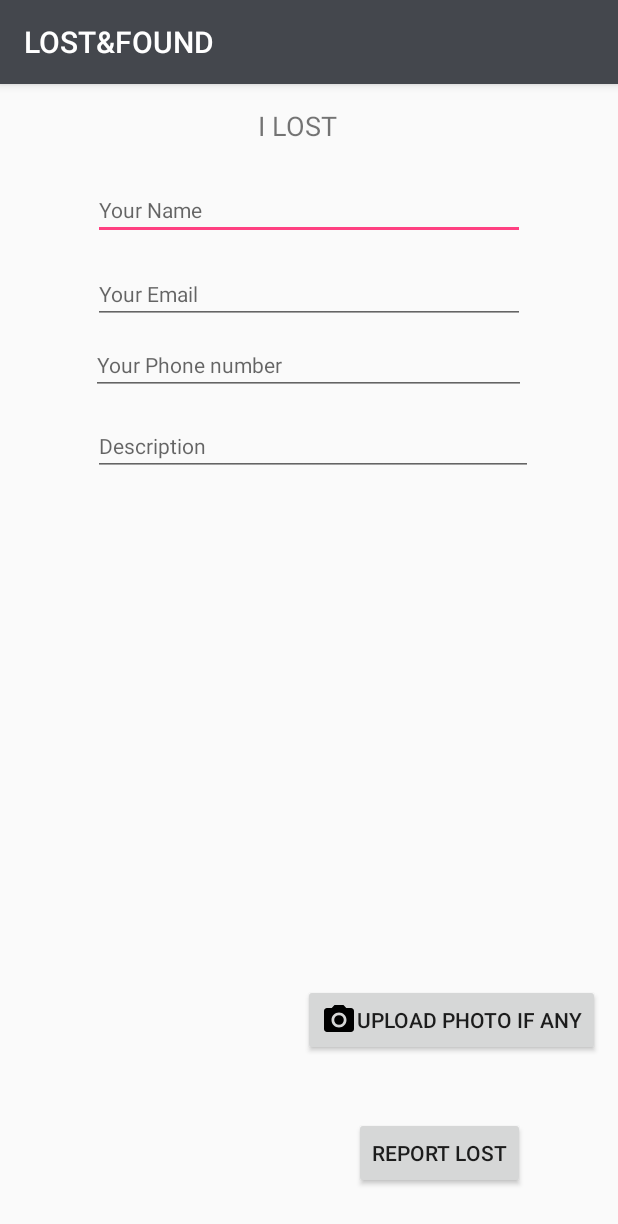
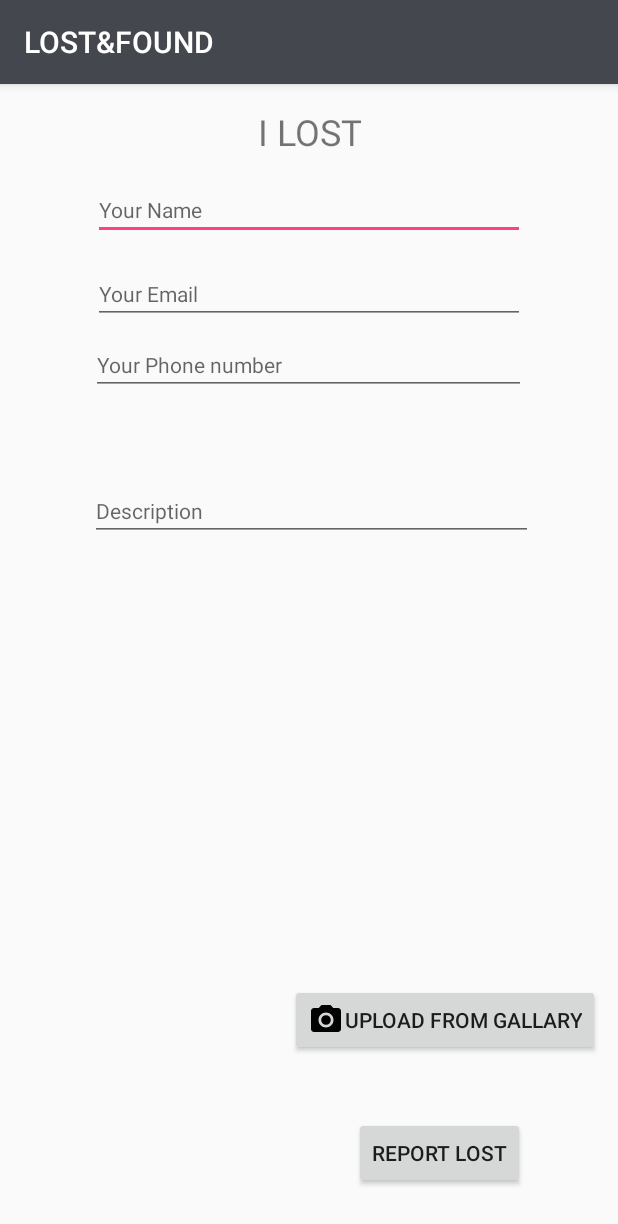
Before and after one commit to Kris-asante/LostAndFound, an Android app: the ILostActivity screen opened directly, with no data from a screen before it, on a phone screen of 412 x 824 dp. Shown: the top 1224 px of the screen. Run offline under Robolectric (Android 15) with nearby library versions, the phone set to English and light mode, and no system bars; our stand-ins replace Firebase (no records; nobody signed in at launch, a user with empty details on screens opened directly).

Commit message:
4th commit after adding home button activities and database

```diff
--- a/app/src/main/java/com/example/krisperezcyrus/lostfound/ILostActivity.java
+++ b/app/src/main/java/com/example/krisperezcyrus/lostfound/ILostActivity.java
@@ -1,13 +1,65 @@
 package com.example.krisperezcyrus.lostfound;
 
+import android.content.Intent;
 import android.support.v7.app.AppCompatActivity;
 import android.os.Bundle;
+import android.view.View;
+import android.view.View.OnClickListener;
+import android.widget.Button;
+import android.widget.EditText;
+import android.widget.TextView;
 
-public class ILostActivity extends AppCompatActivity {
+import com.google.firebase.database.DataSnapshot;
+import com.google.firebase.database.DatabaseError;
+import com.google.firebase.database.DatabaseReference;
+import com.google.firebase.database.FirebaseDatabase;
+import com.google.firebase.database.ValueEventListener;
+
+
+public class ILostActivity extends AppCompatActivity  {
+
+
+    FirebaseDatabase database ;
+    DatabaseReference myRef ;
+
+
+
+    //Button Reportbtn;
+    //Button Camerabtn;
+
 
     @Override
     protected void onCreate(Bundle savedInstanceState) {
         super.onCreate(savedInstanceState);
         setContentView(R.layout.activity_ilost);
+
+
+        database = FirebaseDatabase.getInstance();
+        myRef = database.getReference("Trial");
+
+        myRef.addValueEventListener(new ValueEventListener() {
+            @Override
+            public void onDataChange(DataSnapshot dataSnapshot) {
+             String value = dataSnapshot.getValue(String.class);
+             TextView textView = (TextView) findViewById(R.id.textView);
+             textView.setText(value);
+            }
+
+            @Override
+            public void onCancelled(DatabaseError databaseError) {
+
+            }
+        });
+    }
+
+
+    public void buttonClicked(View view){
+
+
+
+        EditText editText = (EditText) findViewById(R.id.name);
+        String name = editText.getText().toString();
+        myRef.setValue(name);
+
     }
 }
--- a/app/src/main/java/com/example/krisperezcyrus/lostfound/MainActivity.java
+++ b/app/src/main/java/com/example/krisperezcyrus/lostfound/MainActivity.java
@@ -10,6 +10,8 @@ import android.widget.Button;
 import android.widget.TextView;
 import android.widget.Toast;
 
+import static com.example.krisperezcyrus.lostfound.R.id.startButton;
+
 public class MainActivity extends AppCompatActivity implements View.OnClickListener {
 
     Button startbutton;
@@ -21,7 +23,7 @@ public class MainActivity extends AppCompatActivity implements View.OnClickListe
         super.onCreate(savedInstanceState);
         setContentView(R.layout.activity_main);
 
-        startbutton = findViewById(R.id.startButton);
+        startbutton = findViewById(startButton);
 
         startbutton.setOnClickListener(this);
 
@@ -65,7 +67,7 @@ public class MainActivity extends AppCompatActivity implements View.OnClickListe
     @Override
     public void onClick(View view) {
         switch (view.getId()){
-            case R.id.startButton:
+            case startButton:
                 log.d("action","Get Started button pushed");
                 Intent intent = new Intent(MainActivity.this,ToastActivity.class);
                 Toast.makeText(this,"Please Sign in With Google",Toast.LENGTH_LONG).show();
--- a/app/src/main/res/layout/activity_ilost.xml
+++ b/app/src/main/res/layout/activity_ilost.xml
@@ -3,6 +3,7 @@
     xmlns:app="http://schemas.android.com/apk/res-auto"
     xmlns:tools="http://schemas.android.com/tools"
     android:layout_width="match_parent"
+    android:orientation="vertical"
     android:layout_height="match_parent"
     tools:context=".ILostActivity">
 
@@ -42,7 +43,6 @@
         android:textSize="14sp" />
 
 
-
     <TextView
         android:id="@+id/ilosttextView"
         android:layout_width="wrap_content"
@@ -53,18 +53,20 @@
         android:layout_marginTop="15dp"
         android:text="@string/i_lost"
         android:textAlignment="center"
-        android:textSize="18sp" />
+        android:textSize="24sp" />
 
     <EditText
         android:id="@+id/descriptionTextView"
-        android:layout_width="293dp"
-        android:layout_height="wrap_content"
+        android:layout_width="295dp"
+        android:layout_height="83dp"
 
         android:layout_alignParentTop="true"
         android:layout_alignStart="@+id/email"
+        android:layout_marginStart="-2dp"
         android:layout_marginTop="221dp"
         android:ems="10"
         android:hint="@string/description"
+        android:gravity="bottom"
         android:inputType="textAutoCorrect|textMultiLine|textLongMessage"
         android:selectAllOnFocus="false"
         android:singleLine="false"
@@ -79,7 +81,7 @@
         android:layout_marginBottom="120dp"
         android:layout_marginEnd="12dp"
         android:drawableStart="@drawable/ic_menu_camera"
-        android:text="@string/if_any_upload_photo" />
+        android:text="@string/upload_photo_from_gallary" />
 
 
     <ImageView
@@ -100,6 +102,18 @@
         android:layout_alignEnd="@+id/email"
         android:layout_alignParentBottom="true"
         android:layout_marginBottom="31dp"
-        android:text="@string/report_lost" />
+        android:text="@string/report_lost"
+        android:onClick="buttonClicked"/>
+
+    <TextView
+        android:id="@+id/textView"
+        android:layout_width="match_parent"
+        android:layout_height="wrap_content"
+        android:layout_alignParentEnd="true"
+        android:layout_below="@+id/camerabutton"
+        android:layout_marginEnd="22dp"
+        android:layout_marginTop="-120dp"
+        android:text="@string/todo"
+        android:textSize="18sp" />
 
 </RelativeLayout>
--- a/app/src/main/res/layout/fragment_home.xml
+++ b/app/src/main/res/layout/fragment_home.xml
@@ -22,7 +22,7 @@
 
         <Button
             android:id="@+id/homelostbtn"
-            style="@android:style/Widget.Button.Transparent"
+            style="@android:style/Widget.DeviceDefault.Button"
             android:layout_width="187dp"
             android:layout_height="wrap_content"
             android:layout_alignParentEnd="true"
@@ -33,7 +33,7 @@
 
         <Button
             android:id="@+id/homefoundbtn"
-            style="@android:style/Widget.Button.Transparent"
+            style="@android:style/Widget.DeviceDefault.Button"
             android:layout_width="197dp"
             android:layout_height="wrap_content"
             android:layout_alignParentStart="true"
--- a/app/src/main/res/values/strings.xml
+++ b/app/src/main/res/values/strings.xml
@@ -38,7 +38,7 @@
     <string name="your_email">Your Email</string>
     <string name="your_phone_number">Your Phone number</string>
     <string name="description">Description</string>
-    <string name="if_any_upload_photo">Upload Photo If Any</string>
+    <string name="upload_photo_from_gallary">Upload From Gallary</string>
     <string name="whereyouthinkyoulostit">Where You Lost It</string>
 
     <string name="title_activity_basic">Basic</string>
@@ -50,5 +50,7 @@
     <string name="found_items">Found Items</string>
     <string name="report_lost">Report Lost</string>
     <string name="todo">TODO</string>
+    <string name="title_activity_home_lost">Lost Items</string>
+    <string name="title_activity_home_found">Found Items</string>
 
 </resources>
```
Also changed, not shown: app/src/main/AndroidManifest.xml (+17 -0 lines), app/src/main/java/com/example/krisperezcyrus/lostfound/HomeFoundActivity.java (added, +29 -0 lines), app/src/main/java/com/example/krisperezcyrus/lostfound/HomeFragment.java (+67 -2 lines), app/src/main/java/com/example/krisperezcyrus/lostfound/HomeLostActivity.java (added, +29 -0 lines), app/src/main/res/layout/activity_home_found.xml (added, +33 -0 lines), app/src/main/res/layout/activity_home_lost.xml (added, +64 -0 lines), app/src/main/res/layout/content_home_found.xml (added, +11 -0 lines), app/src/main/res/layout/content_home_lost.xml (added, +11 -0 lines).
